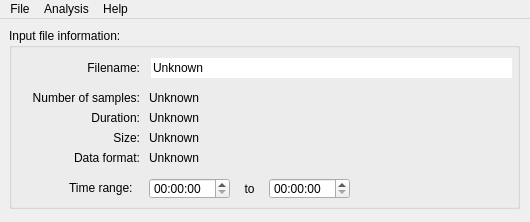
Old version of the form Linux-Application/LaserDiscAnalyser/mainwindow.ui in the repository simoninns/DomesdayDuplicator-gui-app.
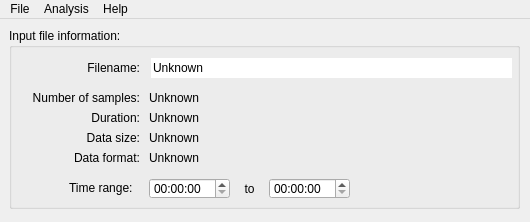
New version of the form.

```diff
--- a/Linux-Application/LaserDiscAnalyser/mainwindow.ui
+++ b/Linux-Application/LaserDiscAnalyser/mainwindow.ui
@@ -57,25 +57,6 @@
       <set>Qt::AlignRight|Qt::AlignTrailing|Qt::AlignVCenter</set>
      </property>
     </widget>
-    <widget class="QLabel" name="label_2">
-     <property name="geometry">
-      <rect>
-       <x>10</x>
-       <y>100</y>
-       <width>121</width>
-       <height>20</height>
-      </rect>
-     </property>
-     <property name="layoutDirection">
-      <enum>Qt::LeftToRight</enum>
-     </property>
-     <property name="text">
-      <string>Size:</string>
-     </property>
-     <property name="alignment">
-      <set>Qt::AlignRight|Qt::AlignTrailing|Qt::AlignVCenter</set>
-     </property>
-    </widget>
     <widget class="QLabel" name="numberOfSamplesLabel">
      <property name="geometry">
       <rect>
@@ -294,6 +275,25 @@
       <string>Unknown</string>
      </property>
     </widget>
+    <widget class="QLabel" name="label_8">
+     <property name="geometry">
+      <rect>
+       <x>10</x>
+       <y>100</y>
+       <width>121</width>
+       <height>20</height>
+      </rect>
+     </property>
+     <property name="layoutDirection">
+      <enum>Qt::LeftToRight</enum>
+     </property>
+     <property name="text">
+      <string>Data size:</string>
+     </property>
+     <property name="alignment">
+      <set>Qt::AlignRight|Qt::AlignTrailing|Qt::AlignVCenter</set>
+     </property>
+    </widget>
    </widget>
   </widget>
   <widget class="QMenuBar" name="menuBar">
```
